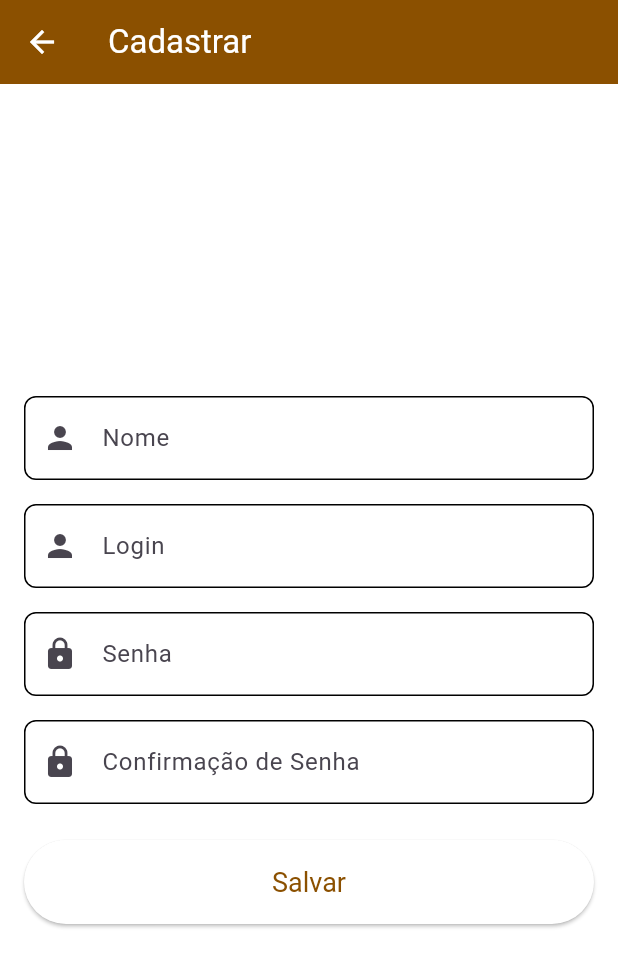
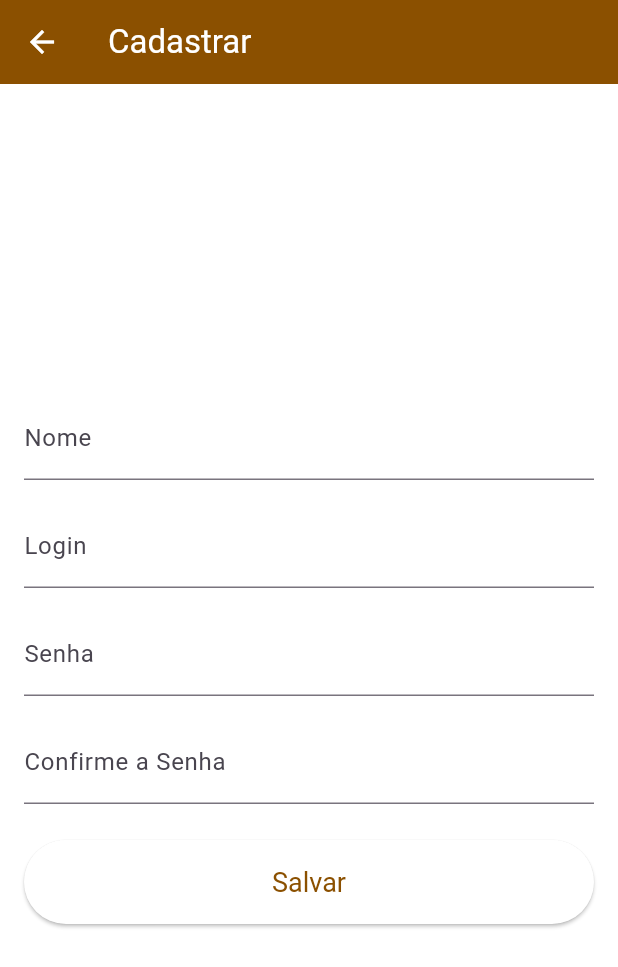
Before and after one commit to FrancisCarolina/flutter_check, a Flutter app: the screen it shows after launch, after a tap on "Logar", after a tap on "Não tem uma conta? Cadastre-se", on a phone screen of 412 x 824 dp. Shown: the top 967 px of the screen. Run offline on Flutter 3.47's test engine with Material 2 defaults, Android fonts, the phone set to English and light mode, and no system bars; our stand-ins replace get; accounts and stored records are empty.

Commit message:
login e cadastro

```diff
--- a/login/lib/core/routes/routes.dart
+++ b/login/lib/core/routes/routes.dart
@@ -3,9 +3,8 @@ import 'package:login/views/cadastrar.dart';
 import 'package:login/views/home.dart';
 import 'package:login/views/login.dart';
 
-// Defina suas rotas usando GetPage
 final List<GetPage> routers = [
-  GetPage(name: '/', page: () => Login(title: 'titulo login',)),
+  GetPage(name: '/', page: () => Login(title: 'titulo login')),
   GetPage(name: '/cadastrar', page: () => Cadastrar()),
   GetPage(name: '/home', page: () => Home()),
 ];
--- a/login/lib/main.dart
+++ b/login/lib/main.dart
@@ -1,16 +1,22 @@
 import 'package:flutter/material.dart';
 import 'package:get/get.dart';
-
+import 'package:login/helper/user_repository.dart';
+import 'package:provider/provider.dart';
 import 'core/routes/routes.dart';
-import 'core/themes/themes.dart';
+import 'core/themes/themes.dart'; // Certifique-se de que o caminho está correto
 
 void main() {
   runApp(
-    GetMaterialApp(
-      debugShowCheckedModeBanner: false,
-      title: 'Titulo main',
-      theme: myTheme,
-      getPages: routers,
+    MultiProvider(
+      providers: [
+        ChangeNotifierProvider(create: (_) => UserRepository()),
+      ],
+      child: GetMaterialApp(
+        debugShowCheckedModeBanner: false,
+        title: 'Login',
+        theme: myTheme,
+        getPages: routers,
+      ),
     ),
   );
 }
--- a/login/lib/views/cadastrar.dart
+++ b/login/lib/views/cadastrar.dart
@@ -1,5 +1,7 @@
 import 'package:flutter/material.dart';
-import 'package:login/components/input_text_field.dart'; // Importa o componente InputTextField
+import 'package:login/domain/entity/user.dart'; // Certifique-se de que o caminho está correto
+import 'package:login/helper/user_repository.dart';
+import 'package:provider/provider.dart'; // Para gerenciar o UserRepository
 
 class Cadastrar extends StatefulWidget {
   const Cadastrar({super.key});
@@ -12,12 +14,16 @@ class _CadastrarState extends State<Cadastrar> {
   final TextEditingController _nameController = TextEditingController();
   final TextEditingController _loginController = TextEditingController();
   final TextEditingController _passwordController = TextEditingController();
-  final TextEditingController _confirmPasswordController = TextEditingController();
+  final TextEditingController _confirmPasswordController =
+      TextEditingController();
 
   final GlobalKey<FormState> _formKey = GlobalKey<FormState>();
 
   @override
   Widget build(BuildContext context) {
+    // Obtém o UserRepository do Provider
+    final userRepository = Provider.of<UserRepository>(context);
+
     return Scaffold(
       appBar: AppBar(
         title: const Text('Cadastrar'),
@@ -35,49 +41,45 @@ class _CadastrarState extends State<Cadastrar> {
           child: Column(
             mainAxisAlignment: MainAxisAlignment.center,
             children: <Widget>[
-              InputTextField(
-                textEditingController: _nameController,
-                label: 'Nome',
-                onValidator: (value) {
+              TextFormField(
+                controller: _nameController,
+                decoration: InputDecoration(labelText: 'Nome'),
+                validator: (value) {
                   if (value == null || value.isEmpty) {
                     return 'Por favor, insira seu nome';
                   }
                   return null;
                 },
-                icon: Icons.person,
               ),
               const SizedBox(height: 16),
-              InputTextField(
-                textEditingController: _loginController,
-                label: 'Login',
-                onValidator: (value) {
+              TextFormField(
+                controller: _loginController,
+                decoration: InputDecoration(labelText: 'Login'),
+                validator: (value) {
                   if (value == null || value.isEmpty) {
                     return 'Por favor, insira seu login';
                   }
                   return null;
                 },
-                icon: Icons.person,
               ),
               const SizedBox(height: 16),
-              InputTextField(
-                textEditingController: _passwordController,
-                label: 'Senha',
-                hint: 'Digite sua senha',
-                onValidator: (value) {
+              TextFormField(
+                controller: _passwordController,
+                decoration: InputDecoration(labelText: 'Senha'),
+                obscureText: true,
+                validator: (value) {
                   if (value == null || value.isEmpty) {
                     return 'Por favor, insira sua senha';
                   }
                   return null;
                 },
-                icon: Icons.lock,
-                obscureText: true, // Torna o texto da senha oculto
               ),
               const SizedBox(height: 16),
-              InputTextField(
-                textEditingController: _confirmPasswordController,
-                label: 'Confirmação de Senha',
-                hint: 'Confirme sua senha',
-                onValidator: (value) {
+              TextFormField(
+                controller: _confirmPasswordController,
+                decoration: InputDecoration(labelText: 'Confirme a Senha'),
+                obscureText: true,
+                validator: (value) {
                   if (value == null || value.isEmpty) {
                     return 'Por favor, confirme sua senha';
                   }
@@ -86,25 +88,32 @@ class _CadastrarState extends State<Cadastrar> {
                   }
                   return null;
                 },
-                icon: Icons.lock,
-                obscureText: true, // Torna o texto da senha oculto
               ),
               const SizedBox(height: 24),
               ElevatedButton(
                 onPressed: () {
                   if (_formKey.currentState?.validate() ?? false) {
-                    // Aqui você pode adicionar a lógica para salvar os dados
+                    final user = User(
+                      id: DateTime.now()
+                          .millisecondsSinceEpoch, // Gera um ID único
+                      name: _nameController.text,
+                      login: _loginController.text,
+                      password: _passwordController.text,
+                    );
+
+                    userRepository.addUser(user);
+
                     ScaffoldMessenger.of(context).showSnackBar(
                       SnackBar(content: Text('Cadastro realizado com sucesso')),
                     );
-                    // Navegação para a página de login, por exemplo:
+
                     Navigator.of(context).pop(); // Voltar para a tela anterior
                   }
                 },
                 style: ElevatedButton.styleFrom(
-                  minimumSize: const Size(double.infinity, 56), // Largura completa e altura maior
-                  padding: const EdgeInsets.symmetric(vertical: 16.0), // Padding interno do botão
-                  textStyle: const TextStyle(fontSize: 18), // Tamanho da fonte
+                  minimumSize: const Size(double.infinity, 56),
+                  padding: const EdgeInsets.symmetric(vertical: 16.0),
+                  textStyle: const TextStyle(fontSize: 18),
                 ),
                 child: const Text('Salvar'),
               ),
--- a/login/lib/views/login.dart
+++ b/login/lib/views/login.dart
@@ -1,6 +1,7 @@
 import 'package:flutter/material.dart';
-import 'package:get/get.dart'; // Importa GetX para navegação
-import 'package:login/components/input_text_field.dart'; // Importa o componente InputTextField
+import 'package:get/get.dart';
+import 'package:login/helper/user_repository.dart';
+import 'package:provider/provider.dart';
 
 class Login extends StatefulWidget {
   final String title;
@@ -18,6 +19,8 @@ class _LoginState extends State<Login> {
 
   @override
   Widget build(BuildContext context) {
+    final userRepository = Provider.of<UserRepository>(context);
+
     return Scaffold(
       appBar: AppBar(
         title: Text(widget.title),
@@ -29,49 +32,52 @@ class _LoginState extends State<Login> {
           child: Column(
             mainAxisAlignment: MainAxisAlignment.center,
             children: <Widget>[
-              InputTextField(
-                textEditingController: _loginController,
-                label: 'Login',
-                onValidator: (value) {
+              TextFormField(
+                controller: _loginController,
+                decoration: InputDecoration(labelText: 'Login'),
+                validator: (value) {
                   if (value == null || value.isEmpty) {
                     return 'Por favor, insira seu login';
                   }
                   return null;
                 },
-                icon: Icons.person,
               ),
               const SizedBox(height: 16),
-              InputTextField(
-                textEditingController: _passwordController,
-                label: 'Senha',
-                hint: 'Digite sua senha',
-                onValidator: (value) {
+              TextFormField(
+                controller: _passwordController,
+                decoration: InputDecoration(labelText: 'Senha'),
+                obscureText: true,
+                validator: (value) {
                   if (value == null || value.isEmpty) {
                     return 'Por favor, insira sua senha';
                   }
                   return null;
                 },
-                icon: Icons.lock,
-                obscureText: true, // Torna o texto da senha oculto
               ),
               const SizedBox(height: 24),
               ElevatedButton(
                 onPressed: () {
                   if (_formKey.currentState?.validate() ?? false) {
-                    // Aqui você pode adicionar a lógica para login
-                    ScaffoldMessenger.of(context).showSnackBar(
-                      SnackBar(content: Text('Login realizado com sucesso')),
-                    );
-                    // Navegação para a página Home, por exemplo:
-                    Get.offNamed('/home');
+                    final login = _loginController.text;
+                    final password = _passwordController.text;
+
+                    final user = userRepository.logar(login, password);
+
+                    if (user != null) {
+                      // Login bem-sucedido
+                      Get.offNamed('/home'); // Navega para a página Home
+                    } else {
+                      // Login falhou
+                      ScaffoldMessenger.of(context).showSnackBar(
+                        SnackBar(content: Text('Login ou senha inválidos')),
+                      );
+                    }
                   }
                 },
                 style: ElevatedButton.styleFrom(
-                  minimumSize: const Size(
-                      double.infinity, 56), // Largura completa e altura maior
-                  padding: const EdgeInsets.symmetric(
-                      vertical: 16.0), // Padding interno do botão
-                  textStyle: const TextStyle(fontSize: 18), // Tamanho da fonte
+                  minimumSize: const Size(double.infinity, 56),
+                  padding: const EdgeInsets.symmetric(vertical: 16.0),
+                  textStyle: const TextStyle(fontSize: 18),
                 ),
                 child: const Text('Logar'),
               ),
--- a/login/pubspec.yaml
+++ b/login/pubspec.yaml
@@ -51,6 +51,8 @@ dev_dependencies:
   flutter_lints: ^2.0.0
   mockito: ^5.0.17  # Verifique a versão mais recente
   build_runner: ^2.1.11
+  provider: ^6.0.5
+  shared_preferences: ^2.0.15
 
 # For information on the generic Dart part of this file, see the
 # following page: https://dart.dev/tools/pub/pubspec
```
Also changed, not shown: login/lib/helper/user_repository.dart (+20 -17 lines), login/lib/views/home.dart (+15 -14 lines), login/pubspec.lock, 1 other file.
